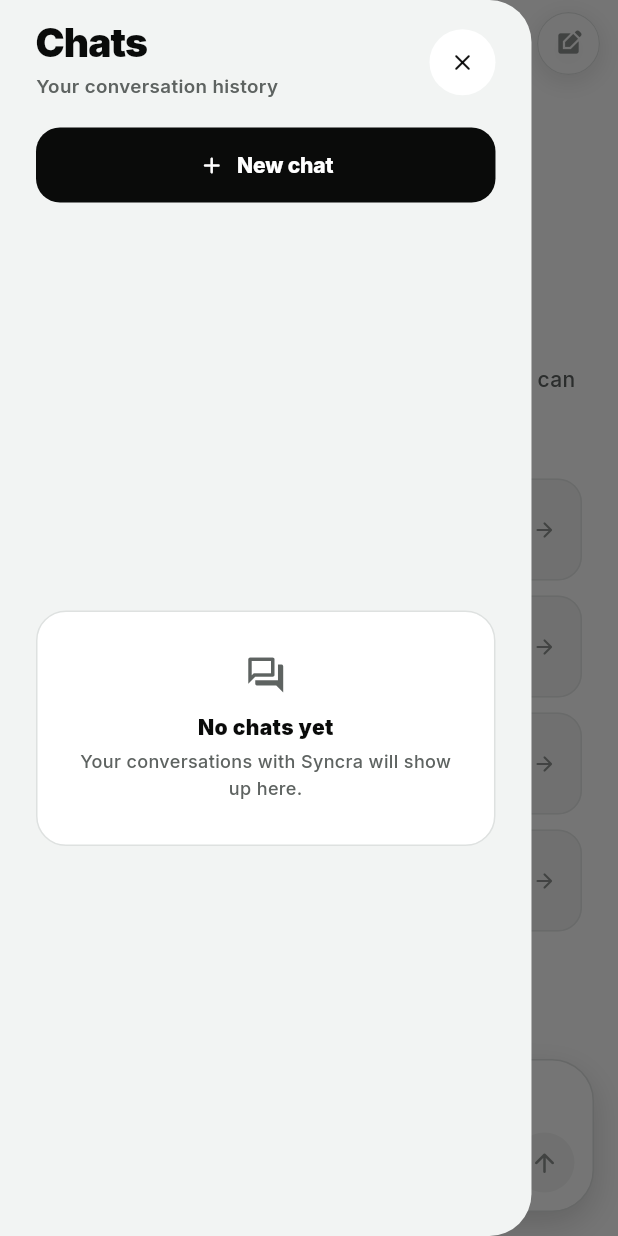
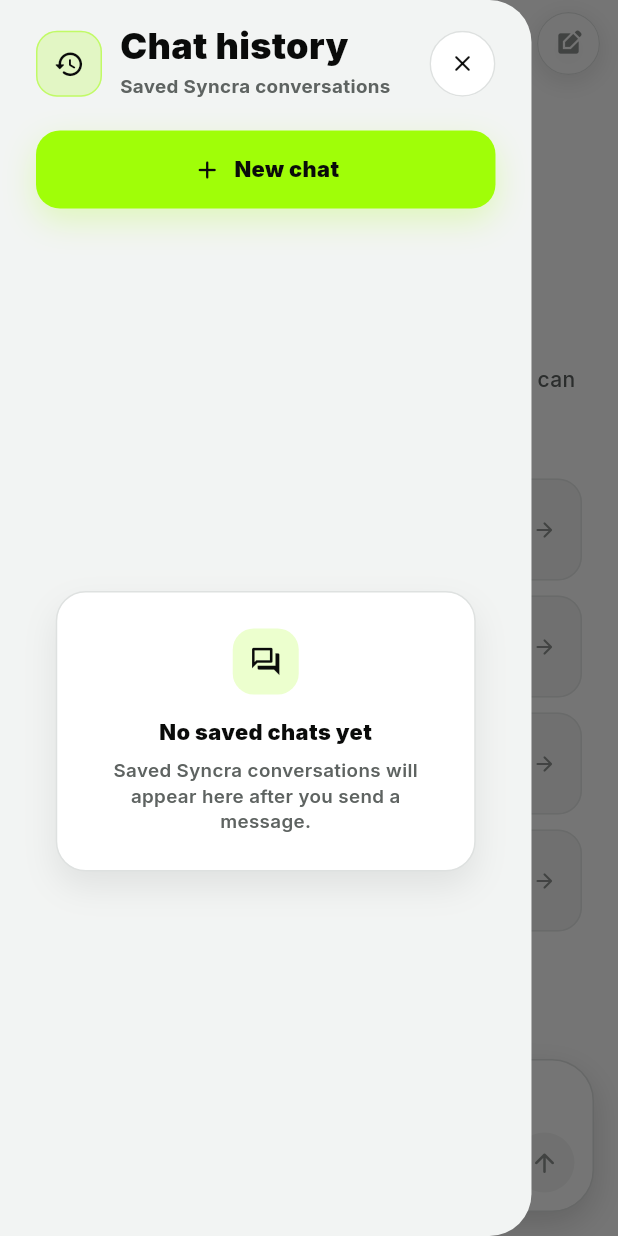
Before and after one commit to VictorChen106000/syncra_flutter, a Flutter app: the AiChatbotPage screen opened by its route, with the side drawer open, on a phone screen of 412 x 824 dp. Run offline on Flutter 3.47's test engine with Material 3 defaults, Android fonts, the phone set to English and light mode, and no system bars; drawn by our look-alikes of flutter_animate; our stand-ins replace cloud_firestore, file_picker, firebase_auth, firebase_core, firebase_storage, fl_chart and 10 more; missing offline and left inert: syncfusion_flutter_pdf, syncfusion_flutter_pdfviewer; accounts and stored records are empty.

Commit message:
Polish chat history drawer shell

```diff
--- a/lib/features/agent_chat/presentation/widgets/chat_history_drawer.dart
+++ b/lib/features/agent_chat/presentation/widgets/chat_history_drawer.dart
@@ -18,8 +18,9 @@ class ChatHistoryDrawer extends ConsumerWidget {
     final brand = context.brand;
     final width = MediaQuery.sizeOf(context).width;
     final convos = ref.watch(conversationListProvider);
-    final currentId =
-        ref.watch(agentChatProvider.select((s) => s.conversationId));
+    final currentId = ref.watch(
+      agentChatProvider.select((s) => s.conversationId),
+    );
     final notifier = ref.read(agentChatProvider.notifier);
 
     return Drawer(
@@ -52,14 +53,8 @@ class ChatHistoryDrawer extends ConsumerWidget {
             ),
             Expanded(
               child: convos.when(
-                loading: () => const Center(
-                  child: SizedBox(
-                    width: 22,
-                    height: 22,
-                    child: CircularProgressIndicator(strokeWidth: 2),
-                  ),
-                ),
-                error: (_, _) => const _EmptyState(),
+                loading: () => const _LoadingState(),
+                error: (_, _) => const _ErrorState(),
                 data: (list) => list.isEmpty
                     ? const _EmptyState()
                     : ListView.separated(
@@ -134,32 +129,47 @@ class _Header extends StatelessWidget {
     return Padding(
       padding: const EdgeInsets.fromLTRB(
         AppConstants.screenHorizontalPadding,
+        18,
+        AppConstants.screenHorizontalPadding,
         16,
-        AppConstants.screenHorizontalPadding,
-        14,
       ),
       child: Row(
         children: [
+          Container(
+            width: 44,
+            height: 44,
+            decoration: BoxDecoration(
+              color: brand.accentMuted,
+              borderRadius: BorderRadius.circular(14),
+              border: Border.all(
+                color: brand.accent.withValues(
+                  alpha: brand.isDark ? 0.28 : 0.5,
+                ),
+              ),
+            ),
+            alignment: Alignment.center,
+            child: Icon(Icons.history_rounded, size: 21, color: brand.ink),
+          ),
+          const SizedBox(width: 12),
           Expanded(
             child: Column(
               crossAxisAlignment: CrossAxisAlignment.start,
               children: [
                 Text(
-                  'Chats',
+                  'Chat history',
                   style: TextStyle(
-                    fontSize: 26,
+                    fontSize: 24,
                     fontWeight: FontWeight.w900,
                     color: brand.ink,
-                    letterSpacing: -0.6,
                     height: 1,
                   ),
                 ),
                 const SizedBox(height: 6),
                 Text(
-                  'Your conversation history',
+                  'Saved Syncra conversations',
                   style: TextStyle(
                     fontSize: 12.5,
-                    fontWeight: FontWeight.w600,
+                    fontWeight: FontWeight.w700,
                     color: brand.textMuted,
                   ),
                 ),
@@ -171,7 +181,7 @@ class _Header extends StatelessWidget {
             button: true,
             child: Material(
               color: brand.surface,
-              shape: const CircleBorder(),
+              shape: CircleBorder(side: BorderSide(color: brand.border)),
               child: InkWell(
                 onTap: onClose,
                 customBorder: const CircleBorder(),
@@ -197,29 +207,42 @@ class _NewChatButton extends StatelessWidget {
   @override
   Widget build(BuildContext context) {
     final brand = context.brand;
-    return Material(
-      color: brand.ink,
+    return DecoratedBox(
+      decoration: BoxDecoration(
+        borderRadius: BorderRadius.circular(16),
+        boxShadow: [
+          BoxShadow(
+            color: brand.accent.withValues(alpha: brand.isDark ? 0.16 : 0.24),
+            blurRadius: 18,
+            offset: const Offset(0, 8),
+          ),
+        ],
+      ),
+      child: Material(
+        color: brand.accent,
         borderRadius: BorderRadius.circular(16),
         child: InkWell(
           onTap: onTap,
           borderRadius: BorderRadius.circular(16),
+          splashColor: brand.onAccent.withValues(alpha: 0.08),
+          highlightColor: brand.onAccent.withValues(alpha: 0.04),
           child: SizedBox(
-          height: 50,
+            height: 52,
             child: Row(
               mainAxisAlignment: MainAxisAlignment.center,
               children: [
-              Icon(Icons.add_rounded, size: 18, color: brand.inkInverse),
+                Icon(Icons.add_rounded, size: 20, color: brand.onAccent),
                 const SizedBox(width: 8),
                 Text(
                   'New chat',
                   style: TextStyle(
-                  fontSize: 14,
-                  fontWeight: FontWeight.w800,
-                  color: brand.inkInverse,
-                  letterSpacing: -0.1,
+                    fontSize: 14.5,
+                    fontWeight: FontWeight.w900,
+                    color: brand.onAccent,
                   ),
                 ),
               ],
+            ),
           ),
         ),
       ),
@@ -328,8 +351,8 @@ class _ConversationRow extends StatelessWidget {
   }
 }
 
-class _EmptyState extends StatelessWidget {
-  const _EmptyState();
+class _LoadingState extends StatelessWidget {
+  const _LoadingState();
 
   @override
   Widget build(BuildContext context) {
@@ -338,33 +361,37 @@ class _EmptyState extends StatelessWidget {
       child: Padding(
         padding: const EdgeInsets.all(24),
         child: Container(
-          padding: const EdgeInsets.all(28),
+          padding: const EdgeInsets.symmetric(horizontal: 18, vertical: 16),
           decoration: BoxDecoration(
             color: brand.surface,
-            borderRadius: BorderRadius.circular(20),
+            borderRadius: BorderRadius.circular(18),
             border: Border.all(color: brand.border),
+            boxShadow: [
+              BoxShadow(
+                color: brand.shadow,
+                blurRadius: 18,
+                offset: const Offset(0, 10),
               ),
-          child: Column(
+            ],
+          ),
+          child: Row(
             mainAxisSize: MainAxisSize.min,
             children: [
-              Icon(Icons.forum_outlined, size: 28, color: brand.textMuted),
-              const SizedBox(height: 10),
-              Text(
-                'No chats yet',
-                style: TextStyle(
-                  fontSize: 14,
-                  fontWeight: FontWeight.w900,
-                  color: brand.ink,
+              SizedBox(
+                width: 18,
+                height: 18,
+                child: CircularProgressIndicator(
+                  strokeWidth: 2.4,
+                  color: brand.accent,
                 ),
               ),
-              const SizedBox(height: 4),
+              const SizedBox(width: 12),
               Text(
-                'Your conversations with Syncra will show up here.',
-                textAlign: TextAlign.center,
+                'Loading chats',
                 style: TextStyle(
-                  fontSize: 12,
-                  color: brand.textMuted,
-                  fontWeight: FontWeight.w500,
+                  fontSize: 13,
+                  fontWeight: FontWeight.w800,
+                  color: brand.ink,
                 ),
               ),
             ],
@@ -374,3 +401,119 @@ class _EmptyState extends StatelessWidget {
     );
   }
 }
+
+class _EmptyState extends StatelessWidget {
+  const _EmptyState();
+
+  @override
+  Widget build(BuildContext context) {
+    final brand = context.brand;
+    return _StatusCard(
+      icon: Icons.forum_outlined,
+      iconColor: brand.ink,
+      iconBackground: brand.accentMuted,
+      title: 'No saved chats yet',
+      message:
+          'Saved Syncra conversations will appear here after you send a message.',
+    );
+  }
+}
+
+class _ErrorState extends StatelessWidget {
+  const _ErrorState();
+
+  @override
+  Widget build(BuildContext context) {
+    final brand = context.brand;
+    return _StatusCard(
+      icon: Icons.error_outline_rounded,
+      iconColor: brand.warning,
+      iconBackground: brand.warning.withValues(
+        alpha: brand.isDark ? 0.14 : 0.1,
+      ),
+      title: "Couldn't load chats",
+      message:
+          'Saved conversations are still safe. Try reopening the drawer in a moment.',
+    );
+  }
+}
+
+class _StatusCard extends StatelessWidget {
+  const _StatusCard({
+    required this.icon,
+    required this.iconColor,
+    required this.iconBackground,
+    required this.title,
+    required this.message,
+  });
+
+  final IconData icon;
+  final Color iconColor;
+  final Color iconBackground;
+  final String title;
+  final String message;
+
+  @override
+  Widget build(BuildContext context) {
+    final brand = context.brand;
+    return Center(
+      child: Padding(
+        padding: const EdgeInsets.all(24),
+        child: ConstrainedBox(
+          constraints: const BoxConstraints(maxWidth: 280),
+          child: Container(
+            padding: const EdgeInsets.all(24),
+            decoration: BoxDecoration(
+              color: brand.surface,
+              borderRadius: BorderRadius.circular(20),
+              border: Border.all(color: brand.border),
+              boxShadow: [
+                BoxShadow(
+                  color: brand.shadow,
+                  blurRadius: 18,
+                  offset: const Offset(0, 10),
+                ),
+              ],
+            ),
+            child: Column(
+              mainAxisSize: MainAxisSize.min,
+              children: [
+                Container(
+                  width: 44,
+                  height: 44,
+                  decoration: BoxDecoration(
+                    color: iconBackground,
+                    borderRadius: BorderRadius.circular(14),
+                  ),
+                  alignment: Alignment.center,
+                  child: Icon(icon, size: 22, color: iconColor),
+                ),
+                const SizedBox(height: 14),
+                Text(
+                  title,
+                  textAlign: TextAlign.center,
+                  style: TextStyle(
+                    fontSize: 14.5,
+                    fontWeight: FontWeight.w900,
+                    color: brand.ink,
+                  ),
+                ),
+                const SizedBox(height: 6),
+                Text(
+                  message,
+                  textAlign: TextAlign.center,
+                  style: TextStyle(
+                    fontSize: 12.5,
+                    height: 1.35,
+                    color: brand.textMuted,
+                    fontWeight: FontWeight.w600,
+                  ),
+                ),
+              ],
+            ),
+          ),
+        ),
+      ),
+    );
+  }
+}
```
Lines whose indentation alone changed are shown as unchanged.
